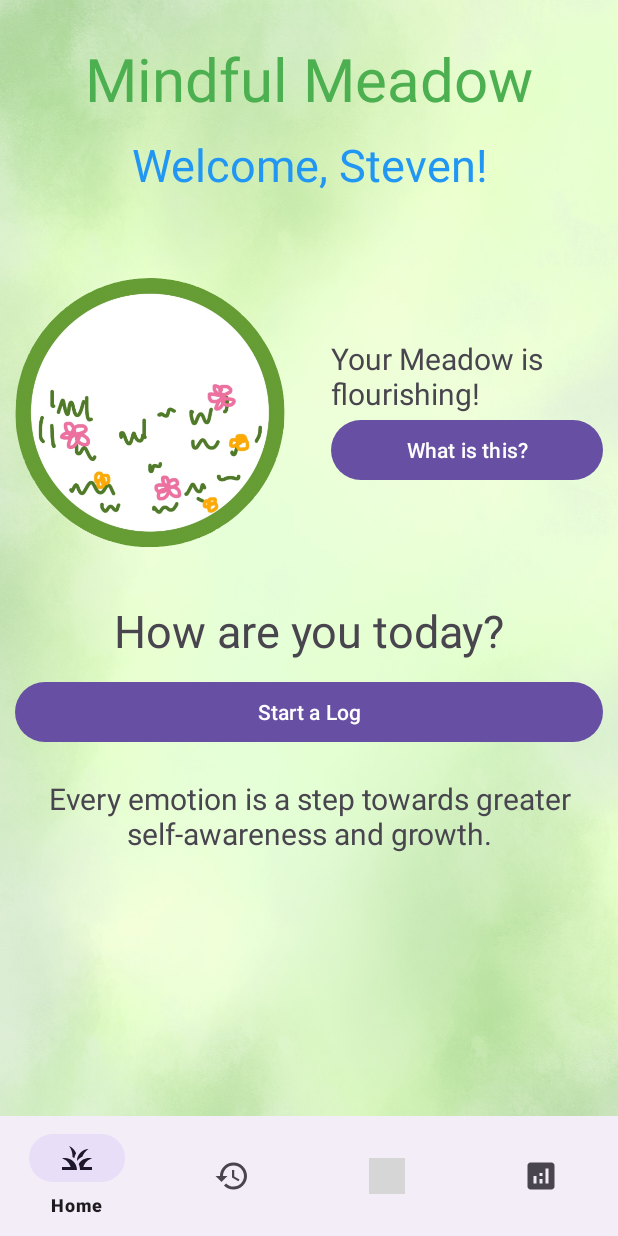
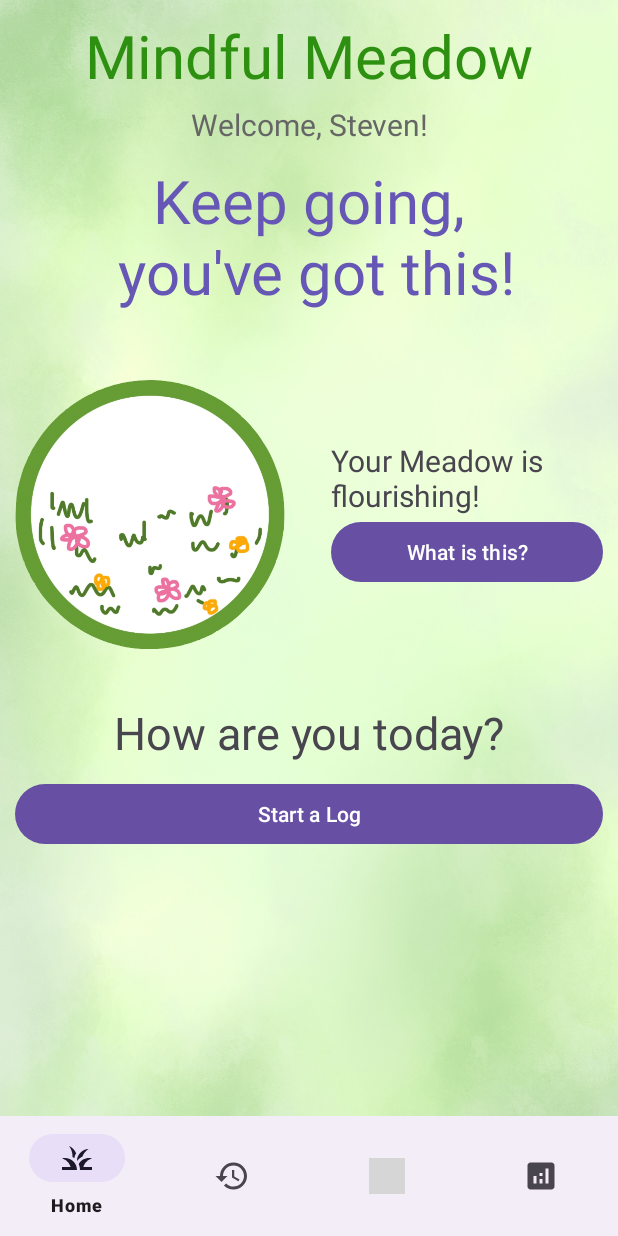
Before and after one commit to MindfulMeadow/MindfulMeadow-App, an Android app: the screen it shows after launch (HomeActivity), on a phone screen of 412 x 824 dp. Run offline under Robolectric (Android 15) with nearby library versions, the phone set to English and light mode, and no system bars; grey boxes are pictures that could not be loaded.

Commit message:
refactor: see description
Add encouraging phrase to home page; combine graph and analysis page

```diff
--- a/app/src/main/java/com/group49/mindfulmeadow_app/AnalysisActivity.kt
+++ b/app/src/main/java/com/group49/mindfulmeadow_app/AnalysisActivity.kt
@@ -85,9 +85,9 @@ class AnalysisActivity : AppCompatActivity() {
         }
         // Change the analysis image based on the selected option
         when (selectedTextView) {
-            tvYear -> imageViewAnalysis.setImageResource(R.drawable.pseudo_analysis)
-            tvMonth -> imageViewAnalysis.setImageResource(R.drawable.pseudo_analysis)
-            tvWeek -> imageViewAnalysis.setImageResource(R.drawable.pseudo_analysis)
+            tvYear -> imageViewAnalysis.setImageResource(R.drawable.pseudo_year_analysis)
+            tvMonth -> imageViewAnalysis.setImageResource(R.drawable.pseudo_month_analysis)
+            tvWeek -> imageViewAnalysis.setImageResource(R.drawable.pseudo_week_analysis)
         }
     }
 }
--- a/app/src/main/res/layout/activity_analysis.xml
+++ b/app/src/main/res/layout/activity_analysis.xml
@@ -79,7 +79,7 @@
         android:layout_width="wrap_content"
         android:layout_height="wrap_content"
         android:scaleType="fitCenter"
-        android:src="@drawable/pseudo_analysis"
+        android:src="@drawable/pseudo_week_analysis"
         android:layout_below="@id/timeSpanSelector"
         app:layout_constraintTop_toBottomOf="@id/timeSpanSelector"
         app:layout_constraintBottom_toTopOf="@id/bottomNavigationView"
--- a/app/src/main/res/layout/activity_home.xml
+++ b/app/src/main/res/layout/activity_home.xml
@@ -16,10 +16,10 @@
         android:layout_width="match_parent"
         android:layout_height="wrap_content"
         android:text="Mindful Meadow"
-        android:textColor="#4CAF50"
+        android:textColor="#2E9010"
         android:textSize="40sp"
         android:gravity="center"
-        android:layout_marginTop="25dp"
+        android:layout_marginTop="10dp"
         />
 
     <!--    Text: Greeting-->
@@ -28,10 +28,22 @@
         android:layout_width="match_parent"
         android:layout_height="wrap_content"
         android:text="Welcome, Steven!"
-        android:textColor="#2196F3"
-        android:textSize="30sp"
+        android:textColor="#666666"
+        android:textSize="20sp"
         android:gravity="center"
         android:layout_below="@+id/tv_name"
+        android:layout_marginTop="5dp"
+        />
+
+    <TextView
+        android:id="@+id/tv_encouragement"
+        android:layout_width="match_parent"
+        android:layout_height="wrap_content"
+        android:text="Keep going,\n you've got this!"
+        android:textColor="#6656B6"
+        android:textSize="40sp"
+        android:gravity="center"
+        android:layout_below="@+id/tv_greeting"
         android:layout_marginTop="10dp"
         />
 
@@ -40,8 +52,8 @@
         android:layout_width="match_parent"
         android:layout_height="250dp"
         android:orientation="horizontal"
-        android:layout_below="@+id/tv_greeting"
-        android:layout_marginTop="20dp"
+        android:layout_below="@+id/tv_encouragement"
+        android:layout_marginTop="10dp"
         >
 
         <!--        Image: Meadow Image-->
@@ -110,16 +122,16 @@
         android:layout_gravity="center"
         />
 
-    <!--    Text: Every emotion...-->
-    <TextView
-        android:layout_width="match_parent"
-        android:layout_height="wrap_content"
-        android:text="Every emotion is a step towards greater self-awareness and growth."
-        android:textSize="20sp"
-        android:layout_marginTop="20dp"
-        android:layout_below="@id/btn_start_log"
-        android:gravity="center"
-        />
+<!--    &lt;!&ndash;    Text: Every emotion...&ndash;&gt;-->
+<!--    <TextView-->
+<!--        android:layout_width="match_parent"-->
+<!--        android:layout_height="wrap_content"-->
+<!--        android:text="Every emotion is a step towards greater self-awareness and growth."-->
+<!--        android:textSize="20sp"-->
+<!--        android:layout_marginTop="20dp"-->
+<!--        android:layout_below="@id/btn_start_log"-->
+<!--        android:gravity="center"-->
+<!--        />-->
 
 
     <com.google.android.material.bottomnavigation.BottomNavigationView
```
Also changed, not shown: app/src/main/java/com/group49/mindfulmeadow_app/GraphActivity.kt (+15 -4 lines), app/src/main/res/layout/activity_graph.xml (+23 -10 lines), app/src/main/res/drawable/pseudo_analysis.png (deleted), app/src/main/res/drawable/pseudo_month_analysis.png (added), app/src/main/res/drawable/pseudo_week_analysis.png (added), app/src/main/res/drawable/pseudo_year_analysis.png (added).
